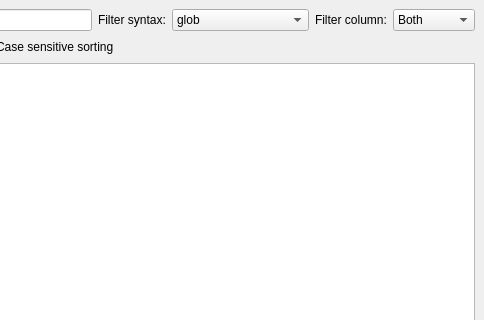
The window that widgets/main_window_base.ui (warrenlp/PyQtSearchableTree) describes before a commit, drawn with Qt 5; both pictures show x 167 to 651 and y 0 to 320 of the 651 by 590 pixel window.
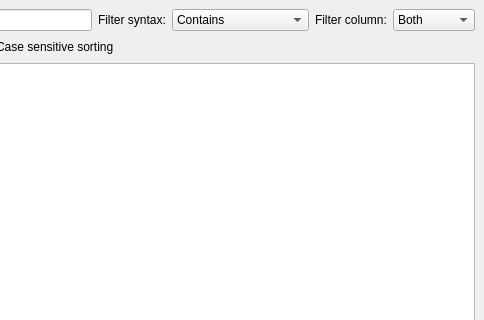
The same window after the commit.

The edit to the form file:
```diff
--- a/widgets/main_window_base.ui
+++ b/widgets/main_window_base.ui
@@ -42,7 +42,7 @@
        <widget class="QComboBox" name="filterSyntaxComboBox">
         <item>
          <property name="text">
-          <string>glob</string>
+          <string>Contains</string>
          </property>
         </item>
         <item>
```
Left out of the diff: 9 changed lines with no effect on the pictures.
